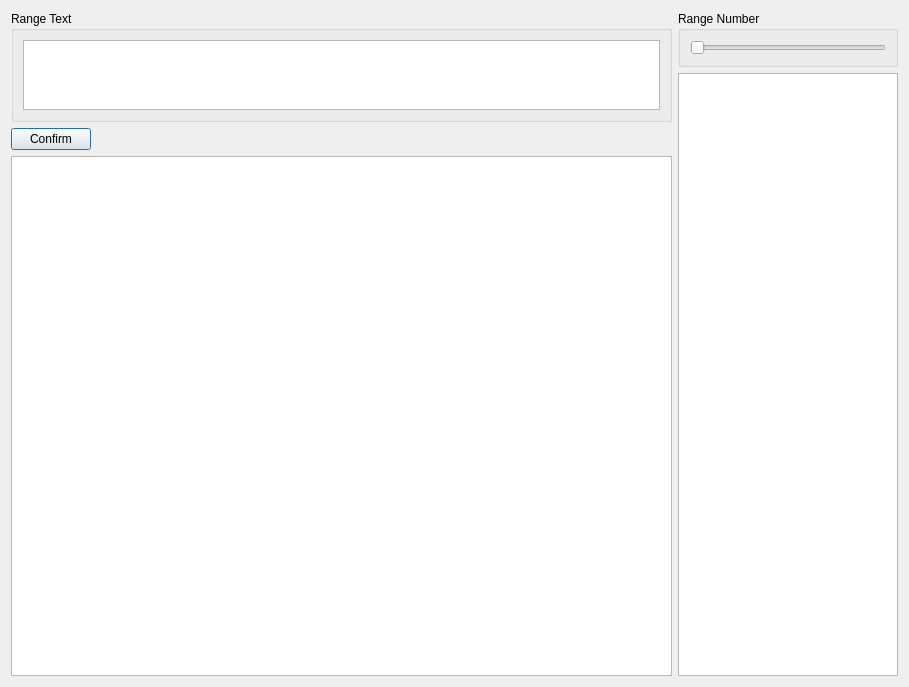
Qt form rangeselector.ui (bupticybee/TexasSolver) before a commit.
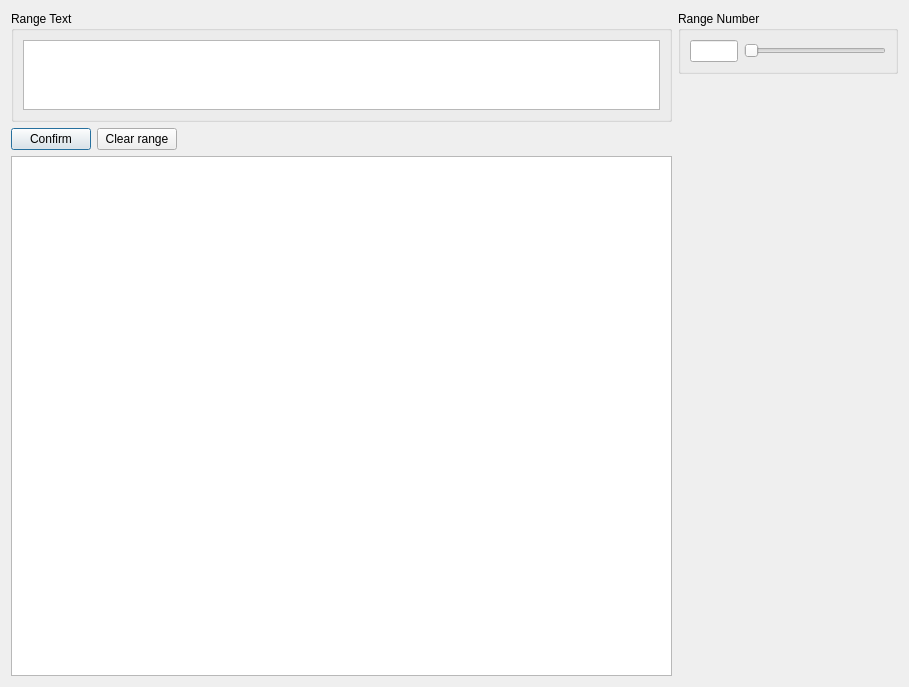
The same form after that commit. Custom widgets are drawn as their Qt base class.

Commit message: :new: finish range selector

Patch:
```diff
--- a/rangeselector.ui
+++ b/rangeselector.ui
@@ -37,6 +37,13 @@
          </property>
         </widget>
        </item>
+       <item>
+        <widget class="QPushButton" name="clearRangeButtom">
+         <property name="text">
+          <string>Clear range</string>
+         </property>
+        </widget>
+       </item>
        <item>
         <spacer name="horizontalSpacer">
          <property name="orientation">
@@ -65,13 +72,16 @@
     </layout>
    </item>
    <item>
-    <layout class="QVBoxLayout" name="verticalLayout_2" stretch="0,8">
+    <layout class="QVBoxLayout" name="verticalLayout_2" stretch="0,0">
      <item>
       <widget class="QGroupBox" name="rangeNumberBox">
        <property name="title">
         <string>Range Number</string>
        </property>
-       <layout class="QHBoxLayout" name="horizontalLayout_3">
+       <layout class="QHBoxLayout" name="horizontalLayout_3" stretch="1,3">
+        <item>
+         <widget class="QLineEdit" name="rangeNumberEdit"/>
+        </item>
         <item>
          <widget class="QSlider" name="rangeNumberSlider">
           <property name="orientation">
@@ -83,7 +93,17 @@
       </widget>
      </item>
      <item>
-      <widget class="QTreeView" name="treeView"/>
+      <spacer name="verticalSpacer">
+       <property name="orientation">
+        <enum>Qt::Vertical</enum>
+       </property>
+       <property name="sizeHint" stdset="0">
+        <size>
+         <width>20</width>
+         <height>40</height>
+        </size>
+       </property>
+      </spacer>
      </item>
     </layout>
    </item>
```
The commit also changes 4 other files.
